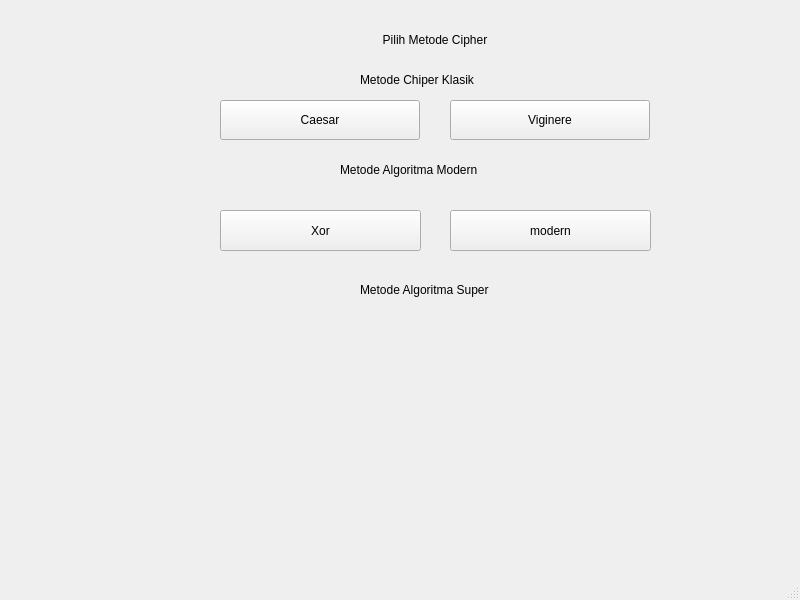
Old version of the form mainwindow.ui in the repository Aracellii/projekkripto.
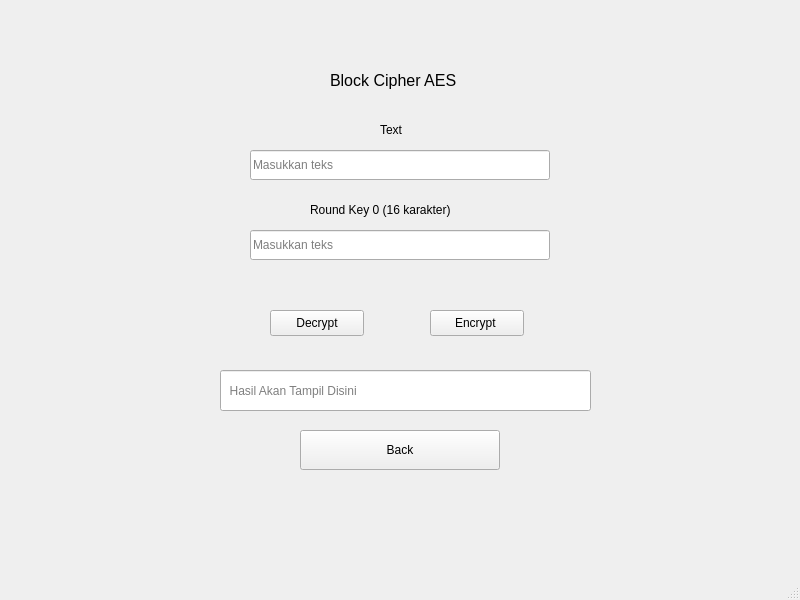
New version of the form. The open tabs and pages were chosen to show the change.

Commit message: block aes simple

Patch:
```diff
--- a/mainwindow.ui
+++ b/mainwindow.ui
@@ -17,7 +17,7 @@
    <widget class="QStackedWidget" name="stackedWidget">
     <property name="geometry">
      <rect>
-      <x>40</x>
+      <x>20</x>
       <y>-10</y>
       <width>800</width>
       <height>550</height>
@@ -128,7 +128,131 @@
        </rect>
       </property>
       <property name="text">
-       <string>modern</string>
+       <string>Block</string>
+      </property>
+     </widget>
+    </widget>
+    <widget class="QWidget" name="page_5">
+     <widget class="QLineEdit" name="lineOutputBlock">
+      <property name="geometry">
+       <rect>
+        <x>200</x>
+        <y>380</y>
+        <width>371</width>
+        <height>41</height>
+       </rect>
+      </property>
+      <property name="placeholderText">
+       <string>  Hasil Akan Tampil Disini</string>
+      </property>
+     </widget>
+     <widget class="QPushButton" name="pushButtonBlocDecrypt">
+      <property name="geometry">
+       <rect>
+        <x>250</x>
+        <y>320</y>
+        <width>94</width>
+        <height>26</height>
+       </rect>
+      </property>
+      <property name="text">
+       <string>Decrypt</string>
+      </property>
+     </widget>
+     <widget class="QLabel" name="label_13">
+      <property name="geometry">
+       <rect>
+        <x>310</x>
+        <y>70</y>
+        <width>151</width>
+        <height>41</height>
+       </rect>
+      </property>
+      <property name="font">
+       <font>
+        <pointsize>12</pointsize>
+       </font>
+      </property>
+      <property name="text">
+       <string>Block Cipher AES</string>
+      </property>
+     </widget>
+     <widget class="QLineEdit" name="lineEditInputBlock">
+      <property name="geometry">
+       <rect>
+        <x>230</x>
+        <y>160</y>
+        <width>300</width>
+        <height>30</height>
+       </rect>
+      </property>
+      <property name="placeholderText">
+       <string>Masukkan teks</string>
+      </property>
+     </widget>
+     <widget class="QPushButton" name="pushButtonBackBlock">
+      <property name="geometry">
+       <rect>
+        <x>280</x>
+        <y>440</y>
+        <width>200</width>
+        <height>40</height>
+       </rect>
+      </property>
+      <property name="text">
+       <string>Back</string>
+      </property>
+     </widget>
+     <widget class="QPushButton" name="pushButtonBlockEncrypt">
+      <property name="geometry">
+       <rect>
+        <x>410</x>
+        <y>320</y>
+        <width>94</width>
+        <height>26</height>
+       </rect>
+      </property>
+      <property name="text">
+       <string>Encrypt </string>
+      </property>
+     </widget>
+     <widget class="QLabel" name="label_14">
+      <property name="geometry">
+       <rect>
+        <x>360</x>
+        <y>130</y>
+        <width>31</width>
+        <height>20</height>
+       </rect>
+      </property>
+      <property name="text">
+       <string>Text</string>
+      </property>
+     </widget>
+     <widget class="QLabel" name="label_15">
+      <property name="geometry">
+       <rect>
+        <x>290</x>
+        <y>210</y>
+        <width>171</width>
+        <height>20</height>
+       </rect>
+      </property>
+      <property name="text">
+       <string>Round Key 0 (16 karakter)</string>
+      </property>
+     </widget>
+     <widget class="QLineEdit" name="lineEditInputBlockKey">
+      <property name="geometry">
+       <rect>
+        <x>230</x>
+        <y>240</y>
+        <width>300</width>
+        <height>30</height>
+       </rect>
+      </property>
+      <property name="placeholderText">
+       <string>Masukkan teks</string>
       </property>
      </widget>
     </widget>
```
Left out of the diff: 2 changed lines with no effect on the pictures. The commit also changes 41 other files.
